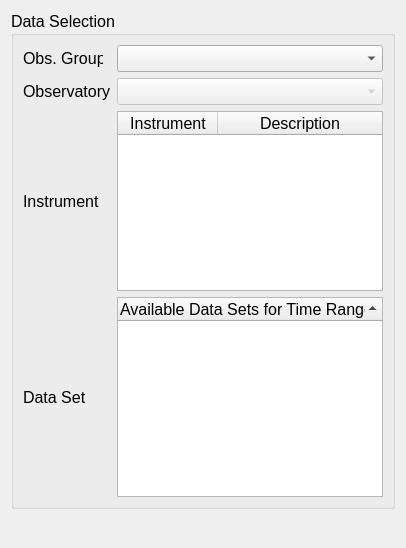
Above: plugins/vtkSpaceCraftInfoFilter/ScInfoPropWidget.ui from ghost-kit/archive before the change. Below: the same form after it.
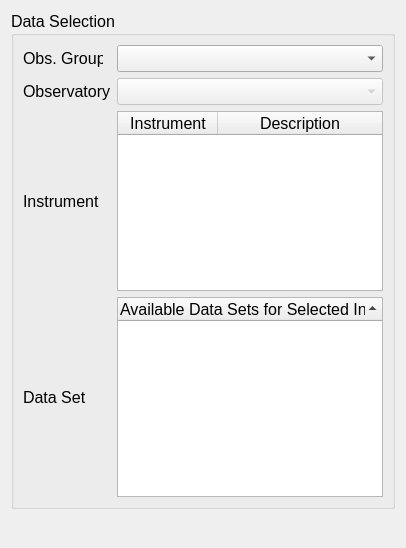
That is the form after the change.

Commit message: vtkSpaceCraftInfo: finalized some selection logic problems.  still need to fix repeated calls to CDAweb.

Patch:
```diff
--- a/plugins/vtkSpaceCraftInfoFilter/ScInfoPropWidget.ui
+++ b/plugins/vtkSpaceCraftInfoFilter/ScInfoPropWidget.ui
@@ -165,7 +165,7 @@
         </attribute>
         <column>
          <property name="text">
-          <string notr="true">Available Data Sets for Time Range</string>
+          <string notr="true">Available Data Sets for Selected Instruments</string>
          </property>
         </column>
        </widget>
```
